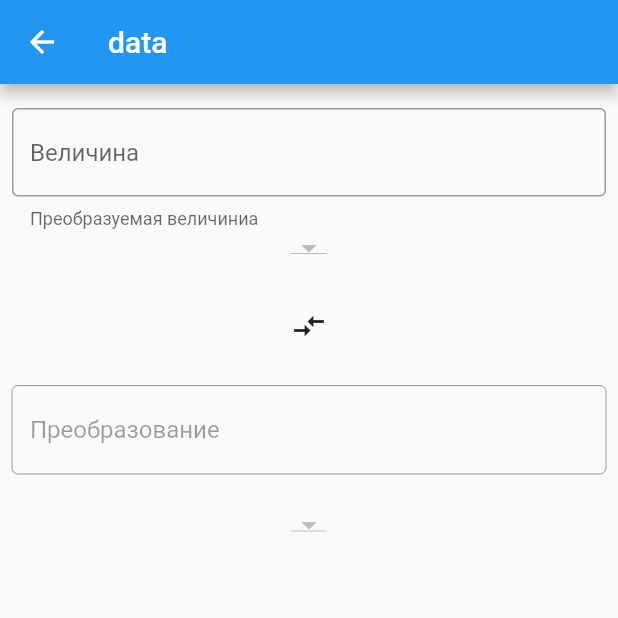
After one commit to dmitry-shibanov/unit_converter, a Flutter app: the screen it shows after launch, after a tap on "Length", on a phone screen of 412 x 824 dp, the top half of it. The commit adds this screen. Run offline on Flutter 3.47's test engine with Material 2 defaults, Android fonts, the phone set to English and light mode, and no system bars.

Commit message:
added new route

```diff
--- /dev/null
+++ b/lib/api.dart
@@ -0,0 +1,3 @@
+class Api {
+
+}
--- a/lib/category.dart
+++ b/lib/category.dart
@@ -1,4 +1,5 @@
 import 'package:flutter/material.dart';
+import 'package:unit_converter/converter_route.dart';
 
 class Category extends StatelessWidget {
   final _categoryName;
@@ -6,15 +7,22 @@ class Category extends StatelessWidget {
   final _categoryColor;
   final _key;
 
-  const Category(this._categoryName, this._categoryIcon, this._categoryColor, this._key);
+  const Category(
+      this._categoryName, this._categoryIcon, this._categoryColor, this._key);
 
   @override
   Widget build(BuildContext context) {
     return InkWell(
       key: _key,
-      onTap: () => print("hello"),
+      onTap: () => Navigator.pushNamed(context, '/conversion/1'),
+      onLongPress: ()=>{
+        showModalBottomSheet(context: context, builder: (BuildContext context){
+          return ConverterRoute(units: null);
+        })
+      },
       splashColor: _categoryColor,
-      borderRadius: BorderRadius.circular(MediaQuery.of(context).size.height/2),
+      borderRadius:
+          BorderRadius.circular(MediaQuery.of(context).size.height / 2),
       child: Container(
         padding: EdgeInsets.all(8.0),
         height: 100.0,
--- a/lib/category_route.dart
+++ b/lib/category_route.dart
@@ -53,7 +53,6 @@ class CategoryRoute extends StatelessWidget {
     return Scaffold(
         backgroundColor: _backgroundColor,
         appBar: AppBar(
-          leading: Icon(Icons.exit_to_app),
           backgroundColor: _backgroundColor,
           elevation: 0,
           title: Text("Unit Converter",
--- /dev/null
+++ b/lib/converter_route.dart
@@ -0,0 +1,64 @@
+import 'package:flutter/material.dart';
+import 'package:unit_converter/unit.dart';
+
+class ConverterRoute extends StatelessWidget {
+  final List<Unit> units;
+  final _formKey = new GlobalKey<FormState>();
+
+  ConverterRoute({
+    @required this.units,
+  }); //: assert(units != null);
+
+  void onSaved(String str) {
+    if (_formKey.currentState.validate()) {}
+  }
+
+  @override
+  Widget build(BuildContext context) {
+    return Scaffold(
+      appBar: AppBar(
+        title: Text('data'),
+      ),
+      body: Form(
+        key: _formKey,
+        child: Container(
+          margin: EdgeInsets.symmetric(horizontal: 8.0, vertical: 16.0),
+          child: Column(
+              crossAxisAlignment: CrossAxisAlignment.center,
+              children: <Widget>[
+                TextFormField(
+                  onSaved: onSaved,
+                  decoration: InputDecoration(
+                    helperText: "Преобразуемая величиниа",
+                    hintText: "Величина",
+                    border: OutlineInputBorder(
+                        borderSide:
+                            BorderSide(width: 2.0, color: Colors.black)),
+                  ),
+                ),
+                DropdownButton(items: null, onChanged: null),
+                Container(
+                  margin: EdgeInsets.symmetric(vertical: 16.0),
+                  child:
+                IconButton(
+                  icon: Icon(Icons.compare_arrows),
+                  onPressed: () => {},
+                ),),
+                TextFormField(
+                  onSaved: onSaved,
+                  enabled: false,
+                  decoration: InputDecoration(
+                    helperText: "Преобразованная величиниа",
+                    hintText: "Преобразование",
+                    border: OutlineInputBorder(
+                        borderSide:
+                            BorderSide(width: 2.0, color: Colors.black)),
+                  ),
+                ),
+                DropdownButton(items: null, onChanged: null),
+              ]),
+        ),
+      ),
+    );
+  }
+}
--- a/lib/main.dart
+++ b/lib/main.dart
@@ -1,4 +1,5 @@
 import 'package:flutter/material.dart';
+import 'package:unit_converter/converter_route.dart';
 import 'category_route.dart';
 
 void main() => runApp(UnitConverterApp());
@@ -10,6 +11,18 @@ class UnitConverterApp extends StatelessWidget {
       title: "Unit Converter",
       debugShowCheckedModeBanner: false,
       home: CategoryRoute(),
+        onGenerateRoute: (RouteSettings settings) {
+          final List<String> pathElements = settings.name.split('/');
+          if (pathElements[0] != '') {
+            return null;
+          }
+          if (pathElements[1] == 'conversion') {
+            final int index = int.parse(pathElements[2]);
+            return MaterialPageRoute(
+                builder: (BuildContext context) => ConverterRoute(units: null));
+          }
+          return null;
+        },
     );
   }
 }
--- /dev/null
+++ b/lib/unit.dart
@@ -0,0 +1,18 @@
+import 'package:meta/meta.dart';
+
+class Unit {
+  final String name;
+  final double conversion;
+
+  const Unit({
+    @required this.name,
+    @required this.conversion,
+  })  : assert(name != null),
+        assert(conversion != null);
+
+  Unit.fromJson(Map jsonMap)
+      : assert(jsonMap['name'] != null),
+        assert(jsonMap['conversion'] != null),
+        name = jsonMap['name'],
+        conversion = jsonMap['conversion'].toDouble();
+}
--- a/pubspec.yaml
+++ b/pubspec.yaml
@@ -23,6 +23,7 @@ dependencies:
   # The following adds the Cupertino Icons font to your application.
   # Use with the CupertinoIcons class for iOS style icons.
   cupertino_icons: ^0.1.2
+  http: ^0.12.0+4
 
 dev_dependencies:
   flutter_test:
```
Also changed, not shown: pubspec.lock, 1 other file.
